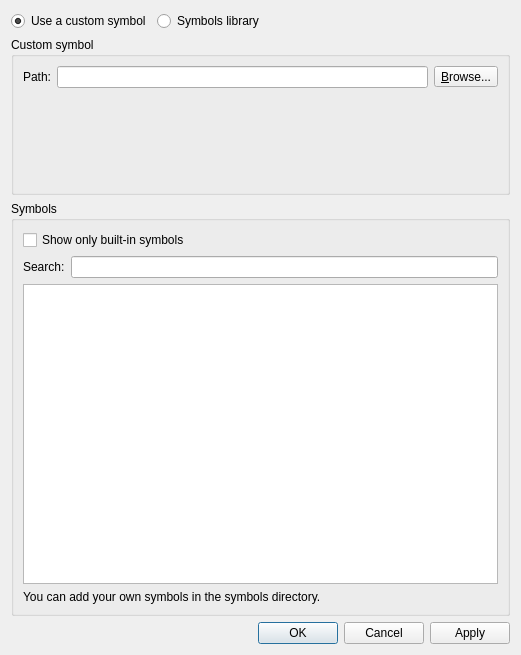
This is gns3/ui/symbol_selection_dialog.ui in GNS3/gns3-gui as Qt 5 draws it before an edit. The edited form follows.
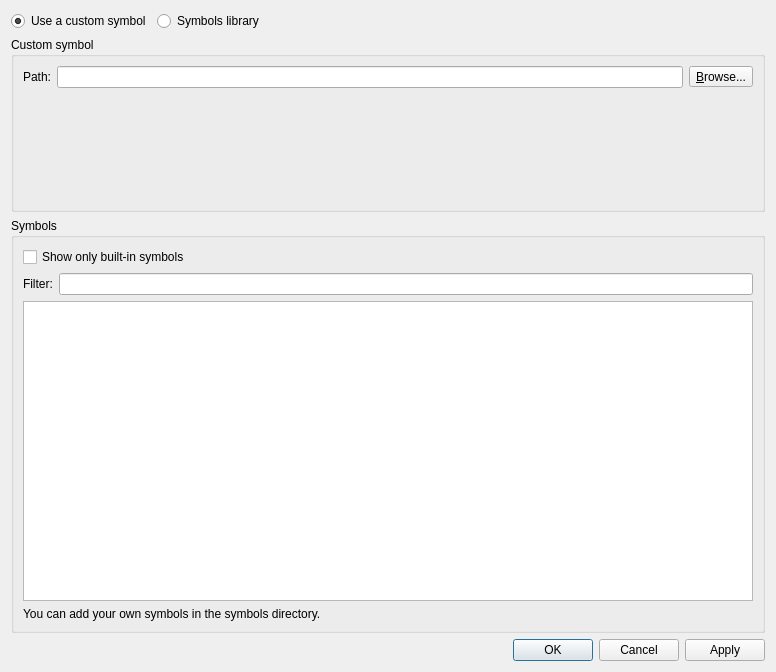
This is the edited form.

Commit message: Resize some dialogs.

```diff
--- a/gns3/ui/symbol_selection_dialog.ui
+++ b/gns3/ui/symbol_selection_dialog.ui
@@ -6,8 +6,8 @@
    <rect>
     <x>0</x>
     <y>0</y>
-    <width>521</width>
-    <height>655</height>
+    <width>776</width>
+    <height>672</height>
    </rect>
   </property>
   <property name="windowTitle">
@@ -115,7 +115,7 @@
         <item>
          <widget class="QLabel" name="uiSearchLabel">
           <property name="text">
-           <string>Search:</string>
+           <string>Filter:</string>
           </property>
          </widget>
         </item>
```
The commit also changes 7 other files.
